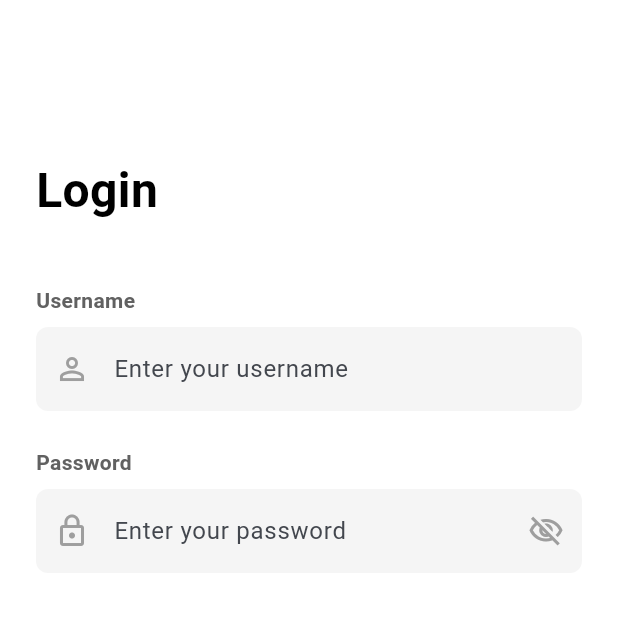
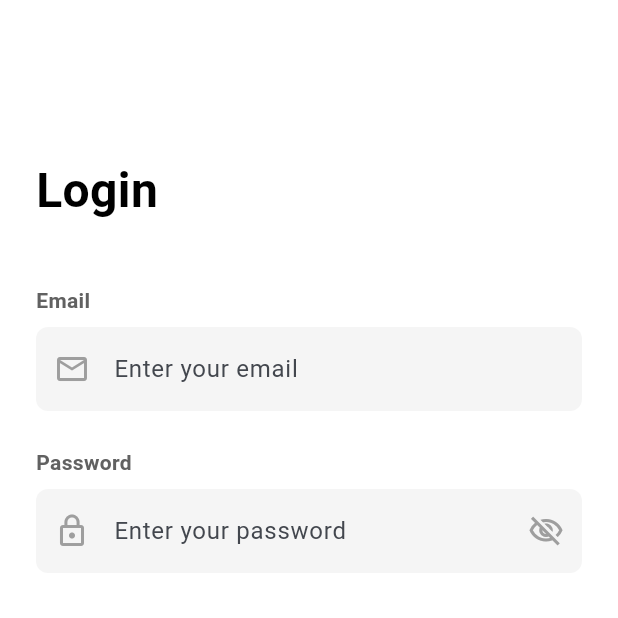
Before and after one commit to AziidanNg/Application-Development-KNOWA, a Flutter app: the screen it shows after launch, on a phone screen of 412 x 824 dp, the top half of it. Run offline on Flutter 3.47's test engine with Material 3 defaults, Android fonts, the phone set to English and light mode, and no system bars; our stand-ins replace flutter_secure_storage, image_picker, jwt_decoder, shared_preferences.

Commit message:
update remember me, and change login using email

```diff
--- a/knowa_frontend/lib/screens/login_screen.dart
+++ b/knowa_frontend/lib/screens/login_screen.dart
@@ -1,10 +1,9 @@
-// lib/screens/login_screen.dart
 import 'package:flutter/material.dart';
 import 'package:knowa_frontend/screens/admin_dashboard_screen.dart';
 import 'package:knowa_frontend/screens/dashboard_screen.dart';
 import 'package:knowa_frontend/screens/register_screen.dart';
 import 'package:knowa_frontend/services/auth_service.dart';
-import 'package:shared_preferences/shared_preferences.dart'; // <-- 1. ADD THIS IMPORT
+import 'package:shared_preferences/shared_preferences.dart'; // Make sure this is imported
 
 class LoginScreen extends StatefulWidget {
   const LoginScreen({super.key});
@@ -15,21 +14,20 @@ class LoginScreen extends StatefulWidget {
 
 class _LoginScreenState extends State<LoginScreen> {
   final _authService = AuthService();
-  final _usernameController = TextEditingController();
+  final _usernameController = TextEditingController(); // We use this for Email
   final _passwordController = TextEditingController();
   bool _isLoading = false;
   bool _isPasswordHidden = true;
   bool _rememberMe = false;
 
-  // --- 2. ADD THIS LIFECYCLE METHOD ---
+  // This function runs when the screen first loads
   @override
   void initState() {
     super.initState();
     _loadRememberedUser();
   }
 
-  // --- 3. ADD THIS NEW FUNCTION ---
-  // This function runs when the app first opens
+  // This reads the saved username from storage
   void _loadRememberedUser() async {
     final SharedPreferences prefs = await SharedPreferences.getInstance();
     final String? savedUsername = prefs.getString('remembered_username');
@@ -42,22 +40,20 @@ class _LoginScreenState extends State<LoginScreen> {
     }
   }
 
-  // --- 4. UPDATE THIS FUNCTION ---
+  // This runs when you tap the "Login" button
   void _handleLogin() async {
     setState(() { _isLoading = true; });
 
-    // --- NEW LOGIC ---
-    // Save or remove the username *before* logging in
+    // Save or remove the username based on the checkbox
     final SharedPreferences prefs = await SharedPreferences.getInstance();
     if (_rememberMe) {
       await prefs.setString('remembered_username', _usernameController.text);
     } else {
       await prefs.remove('remembered_username');
     }
-    // --- END OF NEW LOGIC ---
 
     final userData = await _authService.loginUser(
-      _usernameController.text,
+      _usernameController.text, // This is sent as the "username" (which is the email)
       _passwordController.text,
     );
 
@@ -76,15 +72,13 @@ class _LoginScreenState extends State<LoginScreen> {
       }
     } else {
       ScaffoldMessenger.of(context).showSnackBar(
-        const SnackBar(content: Text('Login Failed. Check username/password.'), backgroundColor: Colors.red),
+        const SnackBar(content: Text('Login Failed. Check email/password.'), backgroundColor: Colors.red),
       );
     }
   }
 
   @override
   Widget build(BuildContext context) {
-    // ... (Your build method code is identical, no changes needed here) ...
-    // ... (The rest of your build method) ...
     return Scaffold(
       backgroundColor: Colors.white,
       body: SingleChildScrollView(
@@ -99,14 +93,15 @@ class _LoginScreenState extends State<LoginScreen> {
             ),
             const SizedBox(height: 40),
 
-            Text("Username", style: TextStyle(fontWeight: FontWeight.bold, color: Colors.grey.shade700)),
+            // This is the "Email" field
+            Text("Email", style: TextStyle(fontWeight: FontWeight.bold, color: Colors.grey.shade700)),
             const SizedBox(height: 8),
             TextField(
-              controller: _usernameController, // This is now set by _loadRememberedUser
-              keyboardType: TextInputType.text,
+              controller: _usernameController,
+              keyboardType: TextInputType.emailAddress,
               decoration: InputDecoration(
-                hintText: "Enter your username",
-                prefixIcon: Icon(Icons.person_outline, color: Colors.grey.shade500),
+                hintText: "Enter your email",
+                prefixIcon: Icon(Icons.email_outlined, color: Colors.grey.shade500),
                 filled: true,
                 fillColor: Colors.grey.shade100,
                 border: OutlineInputBorder(
@@ -117,6 +112,7 @@ class _LoginScreenState extends State<LoginScreen> {
             ),
             const SizedBox(height: 24),
 
+            // This is the "Password" field
             Text("Password", style: TextStyle(fontWeight: FontWeight.bold, color: Colors.grey.shade700)),
             const SizedBox(height: 8),
             TextField(
@@ -146,15 +142,17 @@ class _LoginScreenState extends State<LoginScreen> {
             ),
             const SizedBox(height: 16),
 
+            // This is the "Remember me" and "Forgot Password" row
             Row(
               mainAxisAlignment: MainAxisAlignment.spaceBetween,
               children: [
                 Row(
                   children: [
                     Checkbox(
-                      value: _rememberMe, // This is now set by _loadRememberedUser
+                      value: _rememberMe,
                       onChanged: (value) {
                         setState(() {
+                          // This just updates the checkbox's UI
                           _rememberMe = value ?? false;
                         });
                       },
@@ -172,6 +170,7 @@ class _LoginScreenState extends State<LoginScreen> {
             ),
             const SizedBox(height: 16),
 
+            // Login Button
             SizedBox(
               width: double.infinity,
               height: 50,
@@ -190,6 +189,7 @@ class _LoginScreenState extends State<LoginScreen> {
             ),
             const SizedBox(height: 32),
 
+            // Sign Up link
             Row(
               mainAxisAlignment: MainAxisAlignment.center,
               children: [
```
